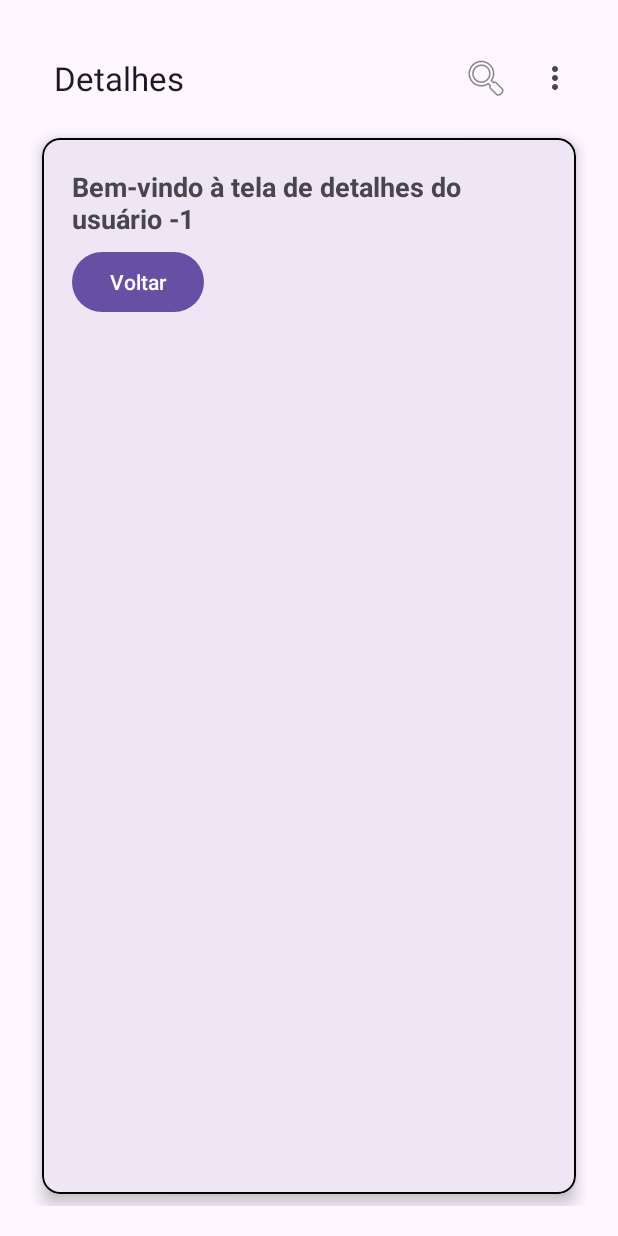
After one commit to carlosvinicyuss07/app-lista-de-usuarios-kotlin, an Android app: the DetailsActivity screen opened directly, with no data from a screen before it, on a phone screen of 412 x 824 dp. The commit adds this screen. Run offline under Robolectric (Android 15) with nearby library versions, the light colour scheme and no system bars.

Commit message:
:sparkles: feat: Adicao de DetailsActivity com navegacao entre telas por botoes

```diff
--- a/app/src/main/AndroidManifest.xml
+++ b/app/src/main/AndroidManifest.xml
@@ -12,6 +12,9 @@
         android:supportsRtl="true"
         android:theme="@style/Theme.RecyclerViewApp">
         <activity
+            android:name=".ui.DetailsActivity"
+            android:exported="false" />
+        <activity
             android:name=".ui.MainActivity"
             android:exported="true">
             <intent-filter>
--- /dev/null
+++ b/app/src/main/java/com/example/recyclerviewapp/ui/DetailsActivity.kt
@@ -0,0 +1,59 @@
+package com.example.recyclerviewapp.ui
+
+import android.content.Intent
+import android.os.Bundle
+import android.view.Menu
+import android.view.MenuItem
+import android.widget.Toast
+import androidx.activity.enableEdgeToEdge
+import androidx.appcompat.app.AppCompatActivity
+import androidx.core.view.ViewCompat
+import androidx.core.view.WindowInsetsCompat
+import com.example.recyclerviewapp.R
+import com.example.recyclerviewapp.databinding.ActivityDetailsBinding
+
+class DetailsActivity : AppCompatActivity() {
+
+    private lateinit var binding: ActivityDetailsBinding
+
+    override fun onCreate(savedInstanceState: Bundle?) {
+        super.onCreate(savedInstanceState)
+
+        binding = ActivityDetailsBinding.inflate(layoutInflater)
+        setContentView(binding.root)
+        setSupportActionBar(binding.topAppBar)
+        val userId = intent.getIntExtra("USER_ID", -1)
+
+        binding.tvDetails.text = "Bem-vindo à tela de detalhes do usuário $userId"
+
+        binding.btnVoltar.setOnClickListener {
+            val intent = Intent(this, MainActivity::class.java)
+            startActivity(intent)
+        }
+    }
+
+    override fun onOptionsItemSelected(item: MenuItem): Boolean {
+        return when (item.itemId) {
+            android.R.id.home -> {
+                onBackPressedDispatcher.onBackPressed()
+                true
+            }
+            R.id.action_search -> {
+                // Botão "buscar"
+                Toast.makeText(this, "Buscar clicado!", Toast.LENGTH_SHORT).show()
+                true
+            }
+            R.id.action_settings -> {
+                // Botão "configurações"
+                Toast.makeText(this, "Configurações clicado!", Toast.LENGTH_SHORT).show()
+                true
+            }
+            else -> super.onOptionsItemSelected(item)
+        }
+    }
+
+    override fun onCreateOptionsMenu(menu: Menu?): Boolean {
+        menuInflater.inflate(R.menu.top_app_bar_menu, menu)
+        return true
+    }
+}
--- /dev/null
+++ b/app/src/main/res/layout/activity_details.xml
@@ -0,0 +1,52 @@
+<?xml version="1.0" encoding="utf-8"?>
+<LinearLayout xmlns:android="http://schemas.android.com/apk/res/android"
+    xmlns:app="http://schemas.android.com/apk/res-auto"
+    android:layout_width="match_parent"
+    android:layout_height="match_parent"
+    android:orientation="vertical"
+    android:padding="20dp">
+
+    <com.google.android.material.appbar.AppBarLayout
+        android:layout_width="match_parent"
+        android:layout_height="wrap_content">
+
+        <com.google.android.material.appbar.MaterialToolbar
+            android:id="@+id/topAppBar"
+            android:layout_width="match_parent"
+            android:layout_height="?attr/actionBarSize"
+            app:title="Detalhes"
+            app:menu="@menu/top_app_bar_menu" />
+    </com.google.android.material.appbar.AppBarLayout>
+
+    <com.google.android.material.card.MaterialCardView
+        android:layout_height="match_parent"
+        android:layout_width="match_parent"
+        android:layout_margin="8dp"
+        app:cardCornerRadius="12dp"
+        app:cardElevation="6dp"
+        app:strokeColor="@color/black"
+        app:strokeWidth="1dp">
+
+        <LinearLayout
+            android:layout_width="wrap_content"
+            android:layout_height="wrap_content"
+            android:orientation="vertical"
+            android:padding="20dp">
+
+            <TextView
+                android:id="@+id/tvDetails"
+                android:layout_width="wrap_content"
+                android:layout_height="wrap_content"
+                android:textSize="18sp"
+                android:textStyle="bold"
+                android:paddingBottom="6dp"/>
+
+            <Button
+                android:id="@+id/btnVoltar"
+                android:layout_width="wrap_content"
+                android:layout_height="wrap_content"
+                android:text="Voltar" />
+
+        </LinearLayout>
+    </com.google.android.material.card.MaterialCardView>
+</LinearLayout>
--- a/app/src/main/res/layout/activity_main.xml
+++ b/app/src/main/res/layout/activity_main.xml
@@ -20,6 +20,12 @@
                 app:menu="@menu/top_app_bar_menu" />
         </com.google.android.material.appbar.AppBarLayout>
 
+        <Button
+            android:id="@+id/btnOpenDetails"
+            android:layout_width="wrap_content"
+            android:layout_height="wrap_content"
+            android:text="Abrir Detalhes" />
+
         <androidx.recyclerview.widget.RecyclerView
             android:id="@+id/lista_pessoas"
             android:layout_width="match_parent"
```
Also changed, not shown: app/src/main/java/com/example/recyclerviewapp/ui/MainActivity.kt (+7 -0 lines).
